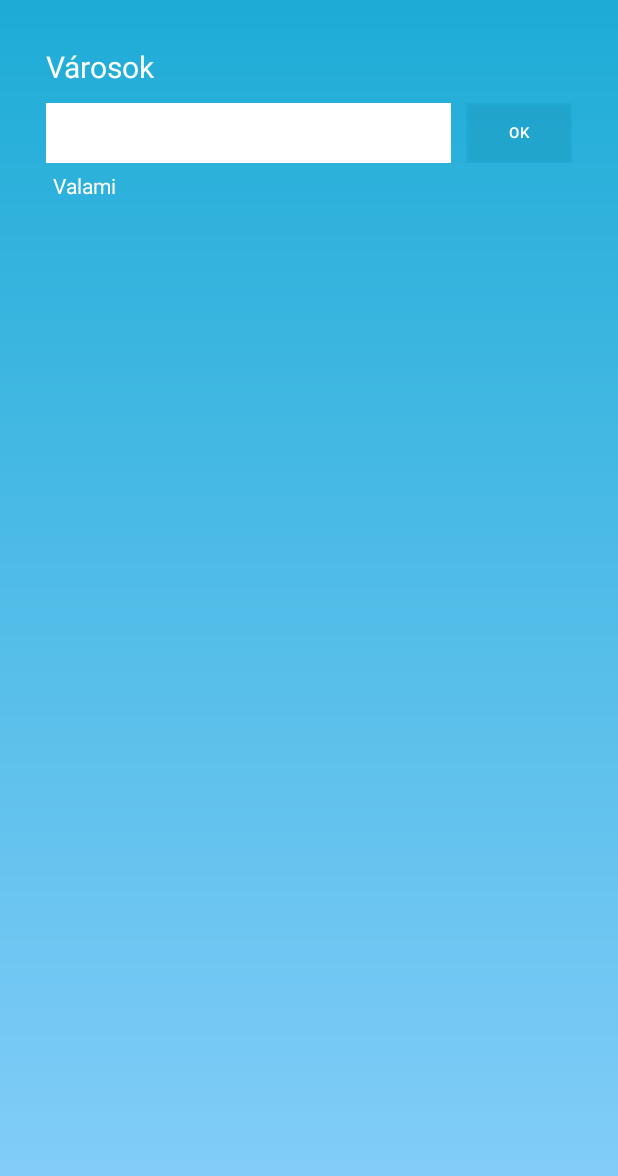
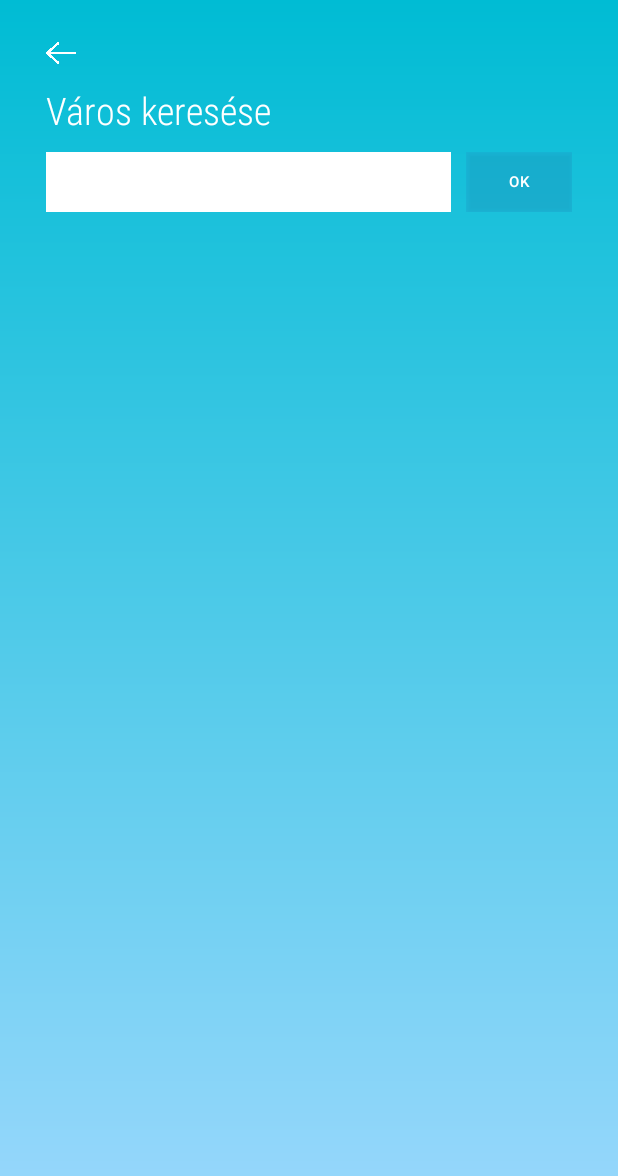
Before and after one commit to gyarmatitamas/WeatherApp, an Android app: the layout search_layout.xml on its own in the app's theme, with its tools: preview values and no code run, on a phone screen of 412 x 824 dp. Shown: the top 1176 px of the screen. Run offline under Robolectric (Android 15) with nearby library versions, the phone set to English and light mode, and no system bars.

Commit message:
feat: search layout bugs fixed, ui improved

```diff
--- a/app/src/main/res/drawable/bg_gradient.xml
+++ b/app/src/main/res/drawable/bg_gradient.xml
@@ -5,8 +5,8 @@
 
     <gradient
         android:angle = "90"
-        android:startColor="#87cefa"
-        android:endColor="#1dacd6"
+        android:startColor="#9CD8FD"
+        android:endColor="#00BCD4"
         android:type="linear">
 
     </gradient>
--- a/app/src/main/res/layout/search_layout.xml
+++ b/app/src/main/res/layout/search_layout.xml
@@ -21,13 +21,22 @@
             android:layout_width="match_parent"
             android:layout_height="wrap_content"
             android:orientation="vertical">
+            <ImageView
+                android:layout_width="20dp"
+                android:layout_height="20dp"
+                android:layout_marginLeft="5dp"
+                android:layout_marginBottom="5dp"
+                android:src="@drawable/arrow"
+                android:onClick="backArrowPushed"
+                app:tint="#fff"></ImageView>
 
             <TextView
                 android:layout_width="wrap_content"
                 android:layout_height="wrap_content"
                 android:padding="5dp"
-                android:text="Városok"
-                android:textSize="20dp"></TextView>
+                android:fontFamily="sans-serif-condensed-light"
+                android:text="Város keresése"
+                android:textSize="25dp"></TextView>
 
             <LinearLayout
                 android:layout_width="match_parent"
@@ -75,7 +84,7 @@
                 android:id="@+id/eredmeny"
                 android:layout_width="match_parent"
                 android:layout_height="wrap_content"
-                android:text="Valami">
+                android:text="">
             </TextView>
             <ListView
                 android:id="@+id/listView"
```
Also changed, not shown: app/src/main/java/com/example/weatherapp/MainActivity.kt (+14 -10 lines), app/src/main/res/drawable-v24/arrow.png (added).
